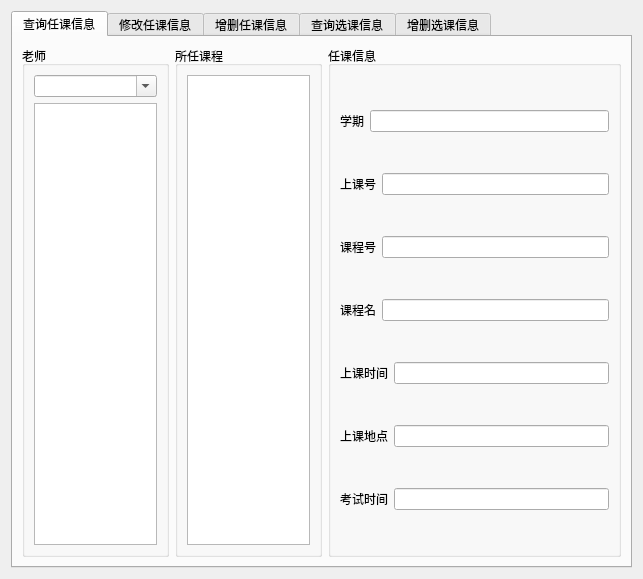
Old version of the form Database/DBDS/tcui.ui in the repository MrEdge123/homework.
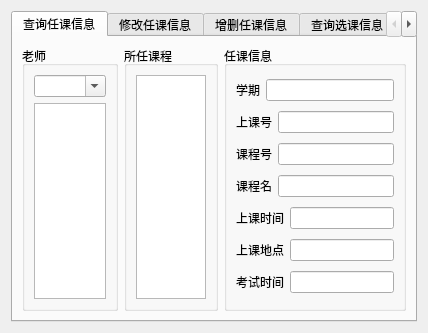
New version of the form.

```diff
--- a/Database/DBDS/tcui.ui
+++ b/Database/DBDS/tcui.ui
@@ -6,8 +6,8 @@
    <rect>
     <x>0</x>
     <y>0</y>
-    <width>643</width>
-    <height>579</height>
+    <width>351</width>
+    <height>290</height>
    </rect>
   </property>
   <property name="windowTitle">
```
